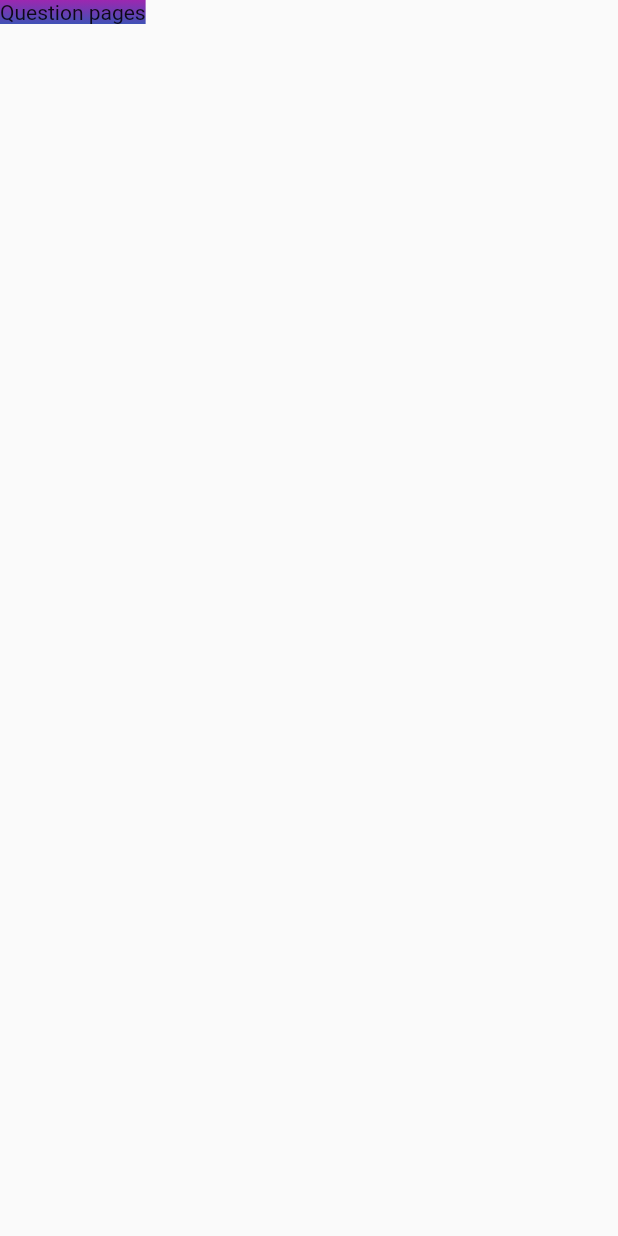
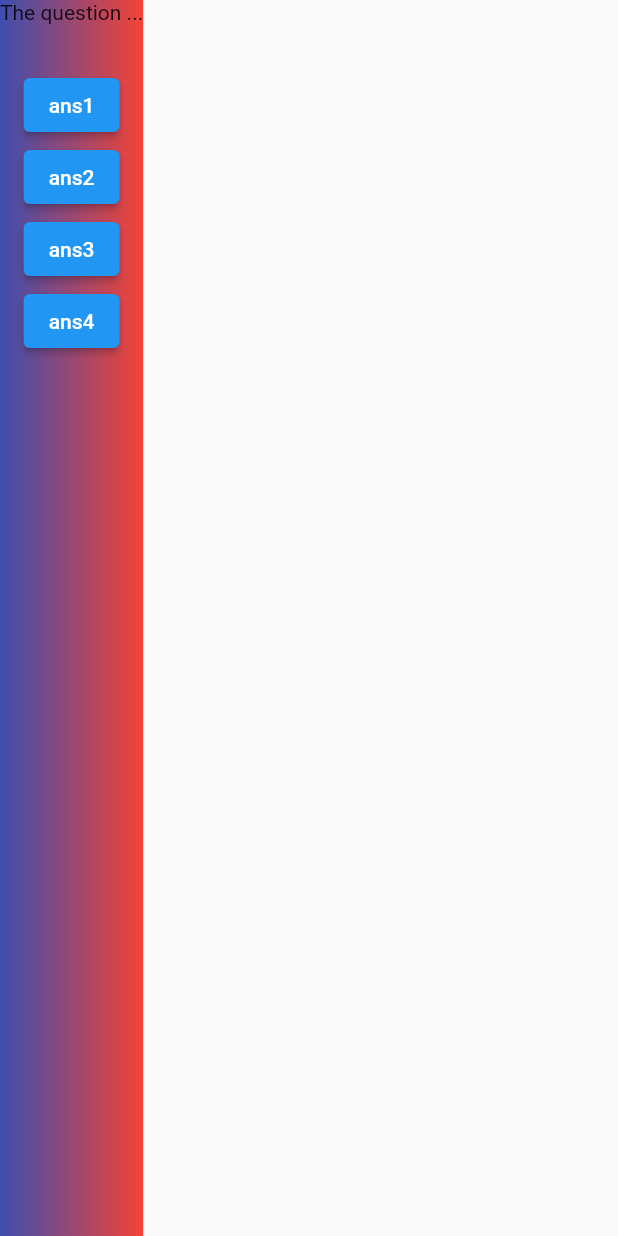
Before and after one commit to RonnieArnab/quiz, a Flutter app: the screen it shows after launch, after a tap on "Start Quiz", on a phone screen of 412 x 824 dp. Run offline on Flutter 3.47's test engine with Material 2 defaults, Android fonts, the phone set to English and light mode, and no system bars.

Commit message:
structuring the quiz

```diff
--- a/lib/main.dart
+++ b/lib/main.dart
@@ -1,5 +1,5 @@
 import 'package:flutter/material.dart';
-import 'package:quiz/quiz.dart' ;
+import 'package:quiz/quiz.dart';
 
 void main() {
   runApp(const Quiz());
--- a/lib/questions_screen.dart
+++ b/lib/questions_screen.dart
@@ -11,6 +11,17 @@ class QuestionsScreen extends StatefulWidget {
 class _QuestionsScreenState extends State<QuestionsScreen> {
   @override
   Widget build(context) {
-    return const Text("Question pages");
+    return Column(
+      children: [
+        const Text("The question ..."),
+        const SizedBox(
+          height: 30,
+        ),
+        ElevatedButton(onPressed: () {}, child: const Text("ans1")),
+        ElevatedButton(onPressed: () {}, child: const Text("ans2")),
+        ElevatedButton(onPressed: () {}, child: const Text("ans3")),
+        ElevatedButton(onPressed: () {}, child: const Text("ans4")),
+      ],
+    );
   }
 }
--- a/lib/quiz.dart
+++ b/lib/quiz.dart
@@ -1,7 +1,6 @@
 import 'package:flutter/material.dart';
 import 'package:quiz/start_screen.dart';
 import 'package:quiz/questions_screen.dart';
-
 
 class Quiz extends StatefulWidget {
   const Quiz({super.key});
@@ -12,17 +11,18 @@ class Quiz extends StatefulWidget {
 }
 
 class _QuizState extends State<Quiz> {
-  Widget? activeScreen ;
+  Widget? activeScreen;
 
   @override
   void initState() {
-    activeScreen= StartScreen(switchScreen);
+    activeScreen = StartScreen(switchScreen);
     super.initState();
   }
-  void switchScreen(){
-  setState((){
-  activeScreen =  const QuestionsScreen();
-  });
+
+  void switchScreen() {
+    setState(() {
+      activeScreen = const QuestionsScreen();
+    });
   }
 
   @override
@@ -32,13 +32,13 @@ class _QuizState extends State<Quiz> {
           body: Container(
         decoration: const BoxDecoration(
           gradient: LinearGradient(
-            colors: [Color(0xff3f51b5), Color(0xff9c27b0)],
+            colors: [Color(0xfff44336), Color(0xff3d4eaf)],
             stops: [0, 1],
-            begin: Alignment.bottomCenter,
-            end: Alignment.topCenter,
+            begin: Alignment.centerRight,
+            end: Alignment.centerLeft,
           ),
         ),
-        child:  activeScreen,
+        child: activeScreen,
       )),
     );
   }
--- a/lib/start_screen.dart
+++ b/lib/start_screen.dart
@@ -27,7 +27,7 @@ class StartScreen extends StatelessWidget{
                 height: 50,
               ),
             OutlinedButton.icon(
-                onPressed: (){startQuiz();},
+                onPressed: startQuiz,
                 style: OutlinedButton.styleFrom(
                   padding: const EdgeInsets.all(5.0),
                   foregroundColor: Colors.white,
```
